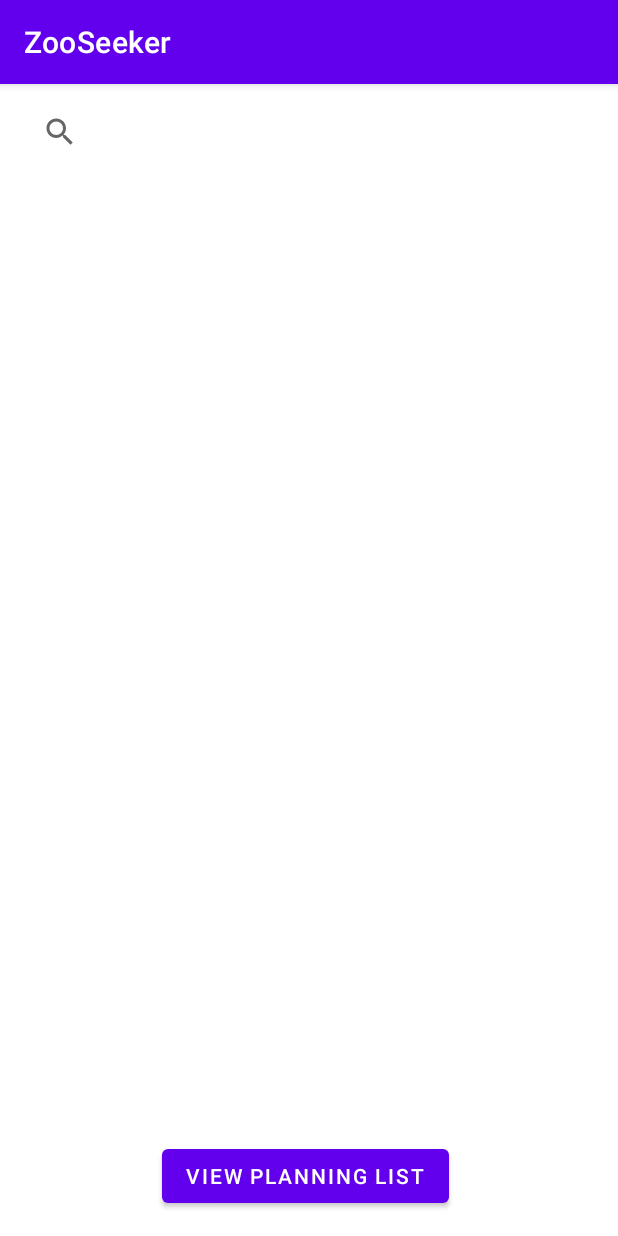
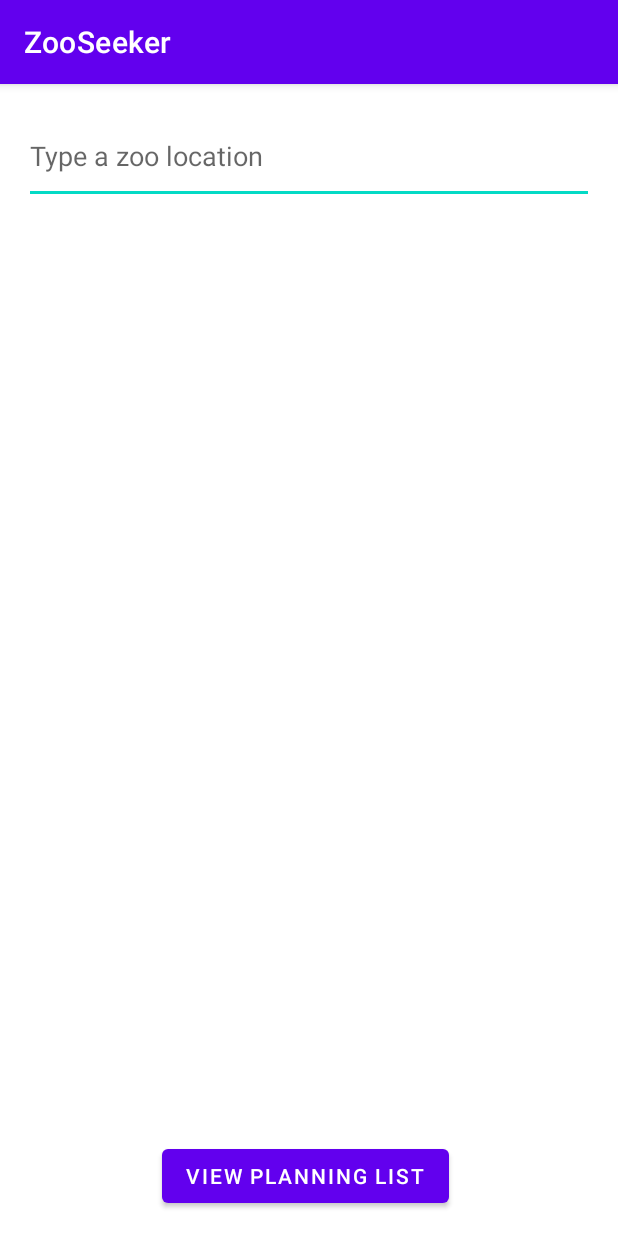
Before and after one commit to CSE-110-Spring-2022/zooseeker-cse-110-team-48, an Android app: the screen it shows after launch (MainActivity), on a phone screen of 412 x 824 dp. Run offline under Robolectric (Android 15) with nearby library versions, the phone set to English and light mode, and no system bars; our stand-ins replace Room's generated code; libraries missing offline, so code that uses them is left out: org.jgrapht, org.jgrapht.alg, org.jgrapht.graph, org.jgrapht.nio; 1 statement that could not run was skipped.

Commit message:
Impl actv and guarding against duplicate search

```diff
--- a/app/src/main/java/com/example/zooseeker/MainActivity.java
+++ b/app/src/main/java/com/example/zooseeker/MainActivity.java
@@ -11,8 +11,11 @@ import android.content.Intent;
 import android.os.Build;
 import android.os.Bundle;
 import android.view.View;
+import android.widget.Adapter;
+import android.widget.AdapterView;
 import android.widget.AutoCompleteTextView;
 import android.widget.Button;
+import android.widget.ListView;
 import android.widget.SearchView;
 import android.widget.ArrayAdapter;
 
@@ -26,6 +29,7 @@ import java.io.InputStream;
 import java.io.InputStreamReader;
 import java.io.Reader;
 import java.util.ArrayList;
+import java.util.List;
 import java.util.Map;
 
 public class MainActivity extends AppCompatActivity {
@@ -36,11 +40,14 @@ public class MainActivity extends AppCompatActivity {
     public final String EDGE_INFO = "sample_edge_info.json";
 
     // ViewModel for database
+    private LocationsDatabase db;
     private LocationsListViewModel viewModel;
+    private LocationsListItemDao locationsListItemDao;
 
     // Search domain
     protected ArrayList<String> searchList;
-    private ArrayAdapter<String> searchAdapter;
+    private ArrayAdapter<String> arrayAdapter;
+    private ListView suggestions;
 
     @RequiresApi(api = Build.VERSION_CODES.O)
     @Override
@@ -59,26 +66,30 @@ public class MainActivity extends AppCompatActivity {
             searchList.add(vertexInfo.get(location).name);
         }
 
-        searchAdapter = new ArrayAdapter<String>(this, android.R.layout.select_dialog_item, searchList);
+        this.viewModel = new ViewModelProvider(this).get(LocationsListViewModel.class);
+        Context context = getApplication().getApplicationContext();
+        db = LocationsDatabase.getSingleton(context);
+        locationsListItemDao = db.locationsListItemDao();
 
-        this.viewModel = new ViewModelProvider(this).get(LocationsListViewModel.class);
+        ArrayAdapter<String> adapter = new ArrayAdapter<String>(this, android.R.layout.select_dialog_item, searchList);
+        AutoCompleteTextView actv = (AutoCompleteTextView) findViewById(R.id.search_field);
+        actv.setThreshold(1);
+        actv.setAdapter(adapter);
 
-        SearchView searchBar = findViewById(R.id.search_bar);
         Button planningListButton = findViewById(R.id.view_list_btn);
 
-        searchBar.setOnQueryTextListener(
-                new SearchView.OnQueryTextListener() {
+        actv.setOnItemClickListener(
+                new AdapterView.OnItemClickListener() {
                     @Override
-                    public boolean onQueryTextSubmit(String query) {
-                        if (searchList.contains(query)) {
-                            viewModel.createLocation(query);
+                    public void onItemClick(AdapterView<?> parent, View view, int position, long id) {
+                        List<LocationsListItem> curr_db = locationsListItemDao.getAll();
+                        String query = adapter.getItem(position).toString();
+                        for (LocationsListItem location : curr_db) {
+                            if (location.text.equals(query)) {
+                                return;
+                            }
                         }
-                        return false;
-                    }
-
-                    @Override
-                    public boolean onQueryTextChange(String newText) {
-                        return false;
+                        viewModel.createLocation(query);
                     }
                 }
         );
@@ -90,23 +101,6 @@ public class MainActivity extends AppCompatActivity {
                     }
                 }
         );
-
-        //Intent locationIntent = new Intent(this, LocationsListActivity.class);
-        //startActivity(locationIntent);
-
-        /*
-        //Create graph
-        Graph<String, DefaultWeightedEdge> g = null;
-        try {
-            //Reads in graph from JSON file
-            g = createGraphFromJSON(this,"sample_graph.json");
-        } catch (IOException e) {
-            e.printStackTrace();
-        }
-
-        //Tests the generated graph against a shortest algorithm function from jgrpaht
-        calculateShortestPath(g);
-        */
     }
 
     /**
--- a/app/src/main/res/layout/activity_main.xml
+++ b/app/src/main/res/layout/activity_main.xml
@@ -5,26 +5,6 @@
     android:layout_width="match_parent"
     android:layout_height="match_parent"
     tools:context=".MainActivity">
-
-    <SearchView
-        android:id="@+id/search_bar"
-        android:layout_width="380dp"
-        android:layout_height="0dp"
-        android:layout_marginStart="8dp"
-        android:layout_marginTop="8dp"
-        android:layout_marginEnd="8dp"
-        android:visibility="visible"
-        android:queryHint="Enter a zoo location..."
-        app:layout_constraintEnd_toEndOf="parent"
-        app:layout_constraintStart_toStartOf="parent"
-        app:layout_constraintTop_toTopOf="parent" />
-
-    <androidx.recyclerview.widget.RecyclerView
-        android:id="@+id/idSearchLocations"
-        android:layout_width="match_parent"
-        android:layout_height="match_parent"
-        app:layout_constraintStart_toStartOf="parent"
-        app:layout_constraintTop_toBottomOf="@+id/search_bar" />
 
     <Button
         android:id="@+id/view_list_btn"
@@ -36,4 +16,21 @@
         android:text="View Planning List"
         app:layout_constraintBottom_toBottomOf="parent"
         app:layout_constraintStart_toStartOf="parent" />
+
+    <AutoCompleteTextView
+        android:id="@+id/search_field"
+        android:layout_width="match_parent"
+        android:layout_height="64dp"
+        android:layout_marginStart="16dp"
+        android:layout_marginTop="16dp"
+        android:layout_marginEnd="16dp"
+        android:text=""
+        android:hint="Type a zoo location"
+        android:singleLine="true"
+        android:inputType="textAutoComplete"
+        app:layout_constraintEnd_toEndOf="parent"
+        app:layout_constraintHorizontal_bias="1.0"
+        app:layout_constraintStart_toStartOf="parent"
+        app:layout_constraintTop_toTopOf="parent"
+        tools:ignore="SpeakableTextPresentCheck" />
 </androidx.constraintlayout.widget.ConstraintLayout>
```
